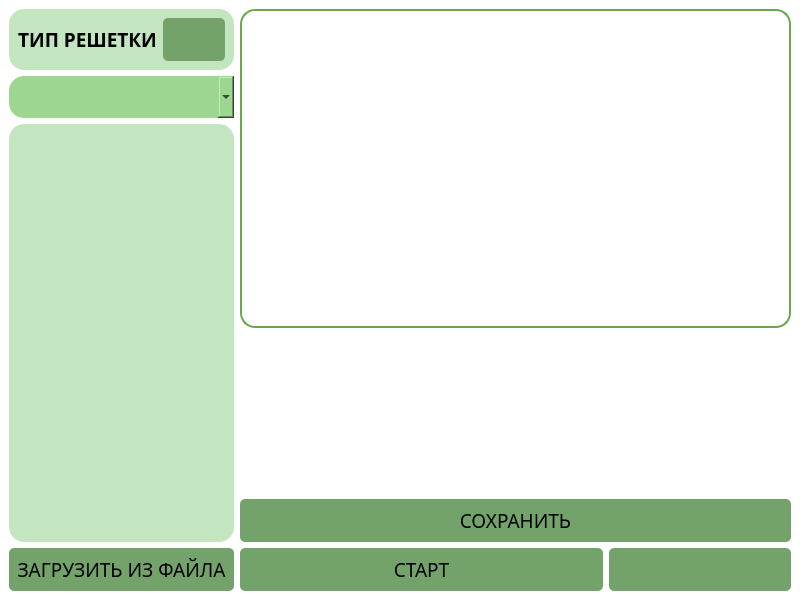
The window that ui/Main_Window.ui (rottenpearr/lattice_definition) describes before a commit, drawn with Qt 5.
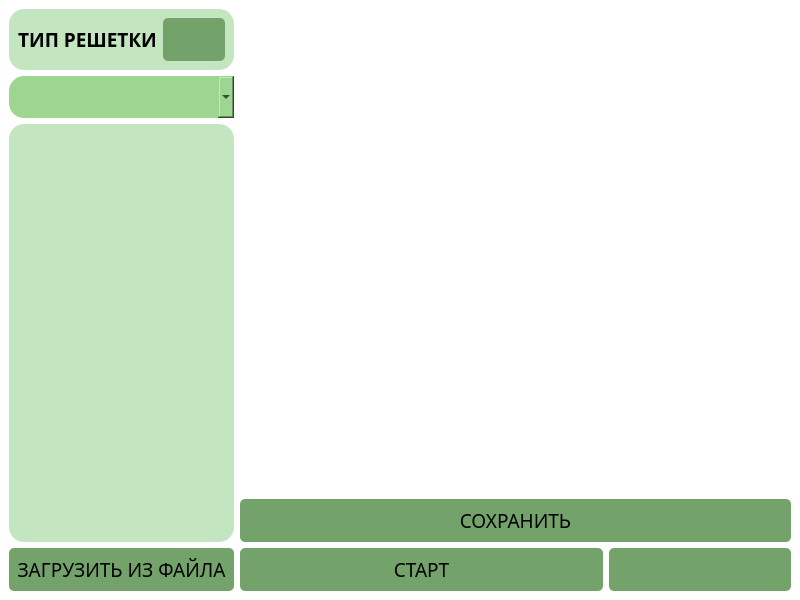
The same window after the commit. Icons and pictures are not drawn.

```diff
--- a/ui/Main_Window.ui
+++ b/ui/Main_Window.ui
@@ -613,39 +613,7 @@
      </layout>
     </item>
     <item>
-     <layout class="QVBoxLayout" name="verticalLayout_2" stretch="2,1,0,0">
-      <item>
-       <layout class="QVBoxLayout" name="verticalLayout_3">
-        <item>
-         <widget class="QWidget" name="widget_2" native="true">
-          <property name="styleSheet">
-           <string notr="true">QWidget {
-border: 2px solid #69a84c;
-border-radius: 15px;
-}</string>
-          </property>
-          <layout class="QHBoxLayout" name="horizontalLayout_5">
-           <item>
-            <widget class="QLabel" name="lattice_widget">
-             <property name="styleSheet">
-              <string notr="true">QWidget {
-border: none;
-border-radius: none;
-}</string>
-             </property>
-             <property name="text">
-              <string/>
-             </property>
-             <property name="alignment">
-              <set>Qt::AlignmentFlag::AlignCenter</set>
-             </property>
-            </widget>
-           </item>
-          </layout>
-         </widget>
-        </item>
-       </layout>
-      </item>
+     <layout class="QVBoxLayout" name="verticalLayout_2" stretch="1,0,0">
       <item>
        <layout class="QVBoxLayout" name="verticalLayout_4">
         <item>
```
